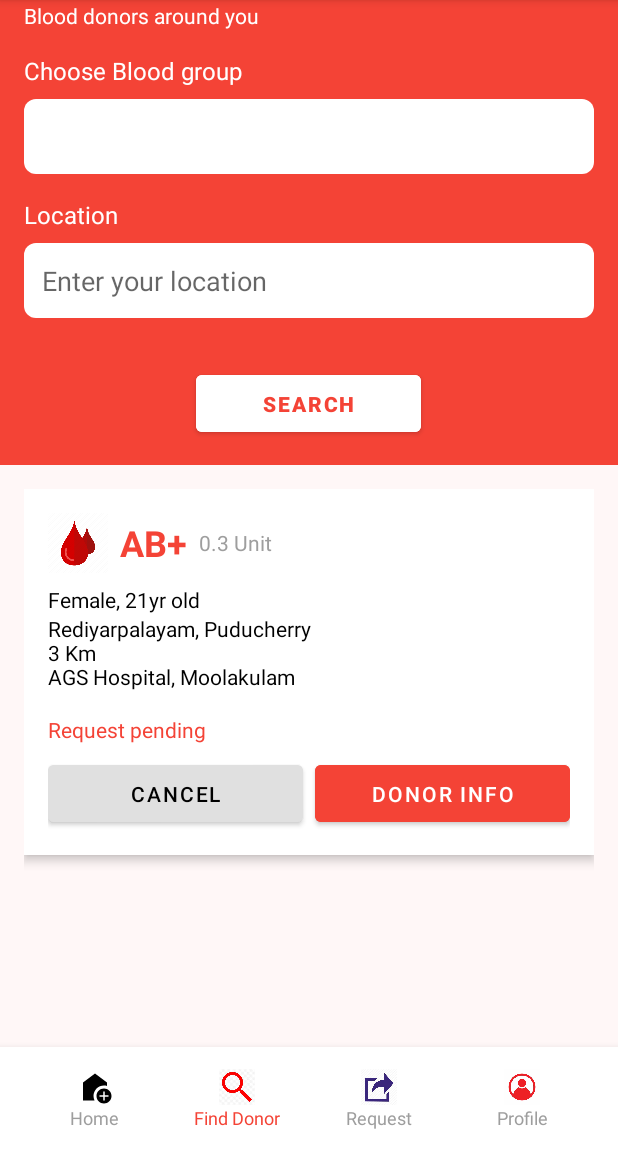
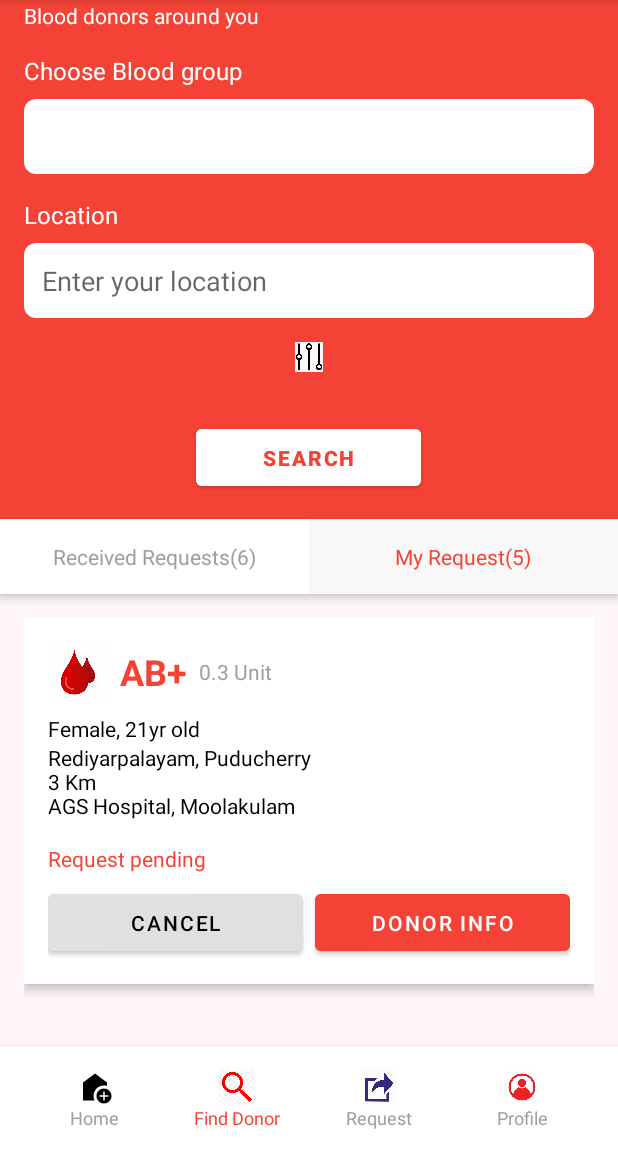
Before and after one commit to dinhminh0307/Blood-Donation-App, an Android app: the FindSiteActivity screen opened directly, with no data from a screen before it, on a phone screen of 412 x 824 dp, the part 84-1236 px from its top. Run offline under Robolectric (Android 15) with nearby library versions, the phone set to English and light mode, and no system bars.

Commit message:
add change

```diff
--- a/app/src/main/res/layout/activity_find_site.xml
+++ b/app/src/main/res/layout/activity_find_site.xml
@@ -71,6 +71,17 @@
             android:inputType="text"
             android:padding="12dp" />
 
+        <!-- Filter Icon -->
+        <ImageView
+            android:id="@+id/filter_icon"
+            android:layout_width="45dp"
+            android:layout_height="20dp"
+            android:layout_gravity="center"
+            android:layout_marginBottom="16dp"
+
+            android:contentDescription="Filter Icon"
+            android:src="@drawable/ic_filter" />
+
         <!-- Search Button -->
         <Button
             android:id="@+id/search_button"
@@ -85,12 +96,49 @@
             android:textStyle="bold" />
     </LinearLayout>
 
+    <!-- Tabs Section -->
+    <LinearLayout
+        android:id="@+id/tabs_section"
+        android:layout_width="match_parent"
+        android:layout_height="50dp"
+        android:layout_below="@id/top_background"
+        android:orientation="horizontal"
+        android:background="#FFFFFF"
+        android:elevation="4dp">
+
+        <!-- Received Requests Tab -->
+        <TextView
+            android:id="@+id/tab_received_requests"
+            android:layout_width="0dp"
+            android:layout_height="match_parent"
+            android:layout_weight="1"
+            android:gravity="center"
+            android:text="Received Requests(6)"
+            android:textColor="#9E9E9E"
+            android:textSize="14sp"
+            android:background="#FFFFFF"
+            android:padding="12dp" />
+
+        <!-- My Requests Tab -->
+        <TextView
+            android:id="@+id/tab_my_requests"
+            android:layout_width="0dp"
+            android:layout_height="match_parent"
+            android:layout_weight="1"
+            android:gravity="center"
+            android:text="My Request(5)"
+            android:textColor="#F44336"
+            android:textSize="14sp"
+            android:background="#F8F8F8"
+            android:padding="12dp" />
+    </LinearLayout>
+
     <!-- Scrollable Request Content -->
     <ScrollView
         android:id="@+id/scrollable_requests"
         android:layout_width="match_parent"
         android:layout_height="match_parent"
-        android:layout_below="@id/top_background"
+        android:layout_below="@id/tabs_section"
         android:layout_above="@id/bottom_nav"
         android:padding="16dp">
 
```
